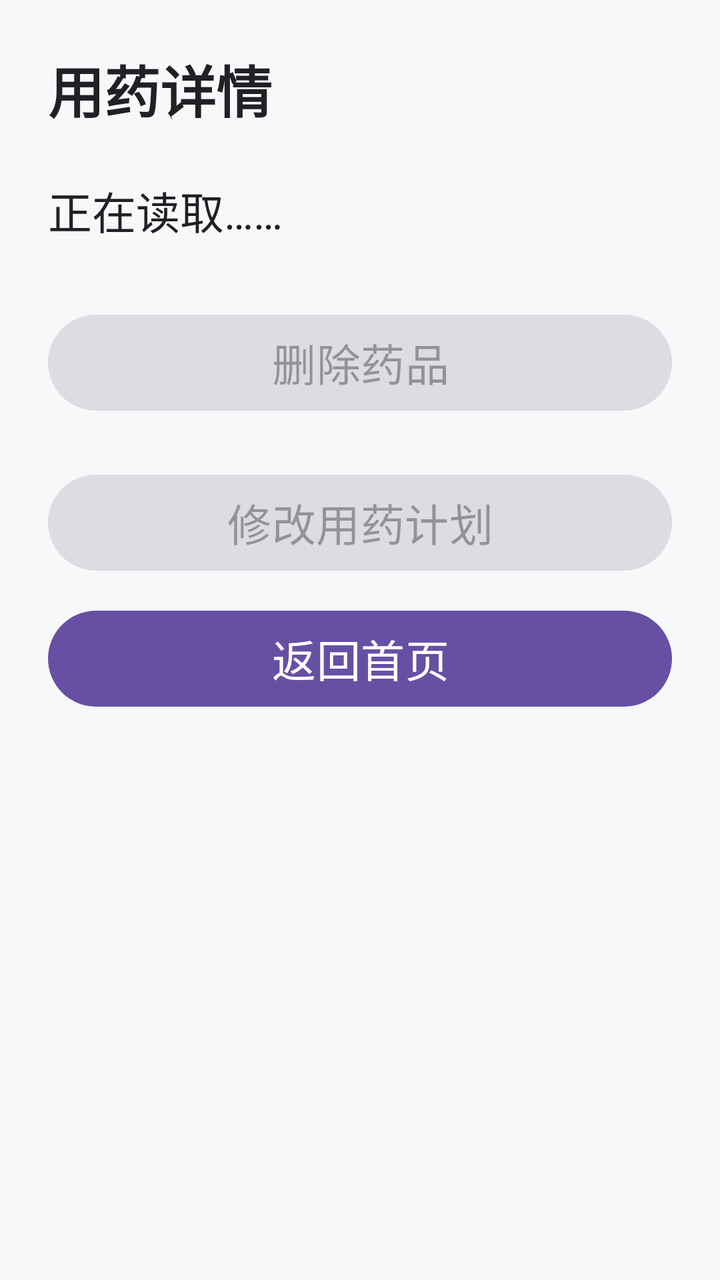
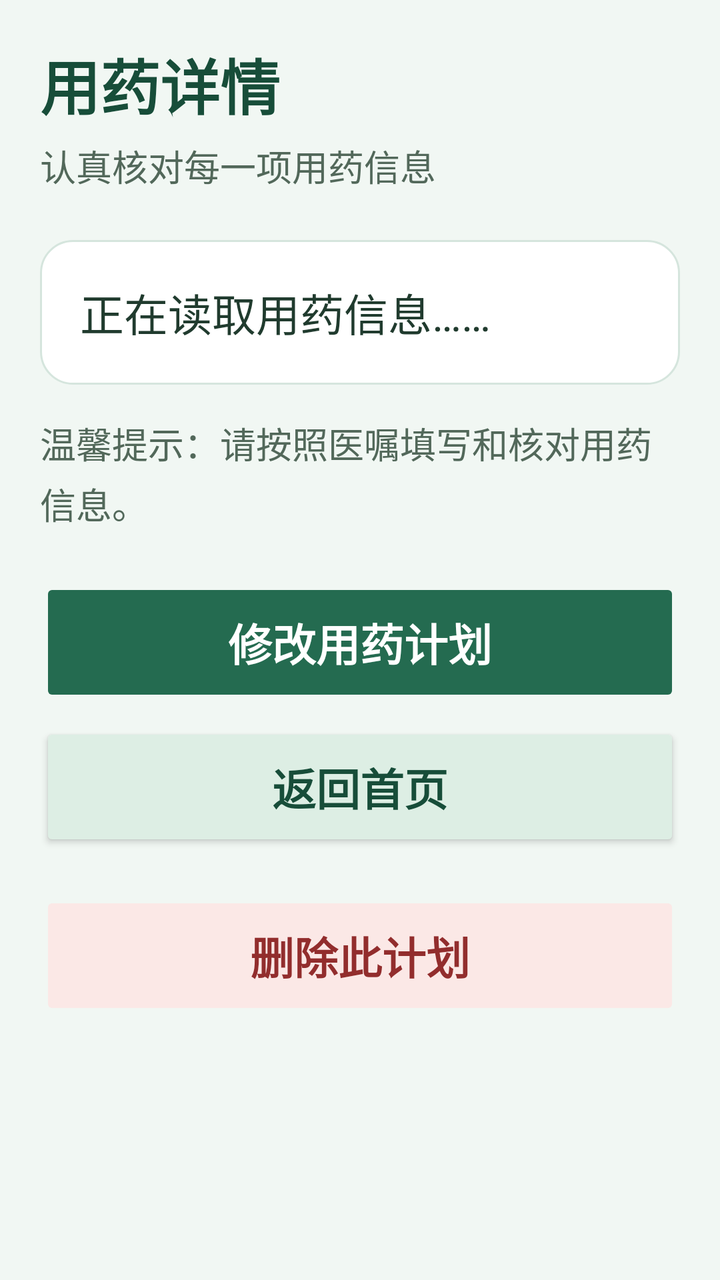

Before-and-after screenshots of an Android layout around one commit, followed by the original layout XML and the change that was made.
<!-- AndroidManifest.xml: application theme Theme.MedicineReminder -->
<!-- res/layout/activity_medicine_detail.xml -->
<?xml version="1.0" encoding="utf-8"?>
<ScrollView xmlns:android="http://schemas.android.com/apk/res/android"
    android:id="@+id/main"
    android:layout_width="match_parent"
    android:layout_height="match_parent"
    android:fillViewport="true"
    android:background="#F7F8FA">

    <LinearLayout
        android:layout_width="match_parent"
        android:layout_height="wrap_content"
        android:orientation="vertical"
        android:padding="24dp">

        <TextView
            android:layout_width="match_parent"
            android:layout_height="wrap_content"
            android:text="用药详情"
            android:textSize="28sp"
            android:textStyle="bold"
            android:textColor="#202124" />

        <TextView
            android:id="@+id/tvMedicineDetail"
            android:layout_width="match_parent"
            android:layout_height="wrap_content"
            android:layout_marginTop="24dp"
            android:text="正在读取……"
            android:textSize="22sp"
            android:lineSpacingExtra="8dp"
            android:textColor="#202124" />

        <Button
            android:id="@+id/btnDeleteMedicine"
            android:layout_width="match_parent"
            android:layout_height="wrap_content"
            android:minHeight="56dp"
            android:layout_marginTop="32dp"
            android:enabled="false"
            android:text="删除药品"
            android:textSize="22sp" />
        <Button
            android:id="@+id/btnEditMedicine"
            android:layout_width="match_parent"
            android:layout_height="wrap_content"
            android:minHeight="56dp"
            android:layout_marginTop="24dp"
            android:enabled="false"
            android:text="修改用药计划"
            android:textSize="22sp" />

        <Button
            android:id="@+id/btnBack"
            android:layout_width="match_parent"
            android:layout_height="wrap_content"
            android:minHeight="56dp"
            android:layout_marginTop="12dp"
            android:text="返回首页"
            android:textSize="22sp" />


    </LinearLayout>
</ScrollView>
<!-- resources referenced by this layout -->
<resources>
  <style name="Theme.MedicineReminder" parent="Base.Theme.MedicineReminder" />
  <style name="Base.Theme.MedicineReminder" parent="Theme.Material3.DayNight.NoActionBar">
          
          
      </style>
</resources>

<!-- the commit's change to res/layout/activity_medicine_detail.xml (unified diff, before → after) -->
@@ -4,60 +4,76 @@
     android:layout_width="match_parent"
     android:layout_height="match_parent"
     android:fillViewport="true"
-    android:background="#F7F8FA">
+    android:background="#F1F7F3">
 
     <LinearLayout
         android:layout_width="match_parent"
         android:layout_height="wrap_content"
         android:orientation="vertical"
-        android:padding="24dp">
+        android:padding="20dp">
 
         <TextView
             android:layout_width="match_parent"
             android:layout_height="wrap_content"
             android:text="用药详情"
-            android:textSize="28sp"
+            android:textSize="30sp"
             android:textStyle="bold"
-            android:textColor="#202124" />
+            android:textColor="#174D39" />
+
+        <TextView
+            android:layout_width="match_parent"
+            android:layout_height="wrap_content"
+            android:layout_marginTop="6dp"
+            android:text="认真核对每一项用药信息"
+            android:textSize="18sp"
+            android:textColor="#52685A" />
 
         <TextView
             android:id="@+id/tvMedicineDetail"
             android:layout_width="match_parent"
             android:layout_height="wrap_content"
             android:layout_marginTop="24dp"
-            android:text="正在读取……"
+            android:padding="20dp"
+            android:background="@drawable/bg_medicine_card"
+            android:text="正在读取用药信息……"
             android:textSize="22sp"
-            android:lineSpacingExtra="8dp"
-            android:textColor="#202124" />
+            android:lineSpacingExtra="6dp"
+            android:textColor="#203B2E" />
+
+        <TextView
+            android:layout_width="match_parent"
+            android:layout_height="wrap_content"
+            android:layout_marginTop="16dp"
+            android:text="温馨提示：请按照医嘱填写和核对用药信息。"
+            android:textSize="18sp"
+            android:lineSpacingExtra="4dp"
+            android:textColor="#52685A" />
+
+        <Button
+            android:id="@+id/btnEditMedicine"
+            style="@style/MedicinePrimaryButton"
+            android:layout_width="match_parent"
+            android:layout_height="wrap_content"
+            android:layout_marginTop="24dp"
+            android:enabled="false"
+            android:text="修改用药计划" />
+
+        <Button
+            android:id="@+id/btnBack"
+            style="@style/MedicineSecondaryButton"
+            android:layout_width="match_parent"
+            android:layout_height="wrap_content"
+            android:layout_marginTop="8dp"
+            android:text="返回首页" />
 
         <Button
             android:id="@+id/btnDeleteMedicine"
+            style="@style/MedicineDeleteButton"
             android:layout_width="match_parent"
             android:layout_height="wrap_content"
-            android:minHeight="56dp"
-            android:layout_marginTop="32dp"
-            android:enabled="false"
-            android:text="删除药品"
-            android:textSize="22sp" />
-        <Button
-            android:id="@+id/btnEditMedicine"
-            android:layout_width="match_parent"
-            android:layout_height="wrap_content"
-            android:minHeight="56dp"
-            android:layout_marginTop="24dp"
-            android:enabled="false"
-            android:text="修改用药计划"
-            android:textSize="22sp" />
-
-        <Button
-            android:id="@+id/btnBack"
-            android:layout_width="match_parent"
-            android:layout_height="wrap_content"
-            android:minHeight="56dp"
-            android:layout_marginTop="12dp"
-            android:text="返回首页"
-            android:textSize="22sp" />
-
+            android:layout_marginTop="20dp"
+            android:text="删除此计划"
+            android:enabled="false" />
 
     </LinearLayout>
 </ScrollView>
<!-- resource entries referenced after the edit -->
@@ -1,5 +1,39 @@
 <!-- resources referenced by this layout -->
 <resources>
+  <!-- drawable bg_medicine_card (drawable) -->
+  <?xml version="1.0" encoding="utf-8"?>
+  <shape xmlns:android="http://schemas.android.com/apk/res/android"
+      android:shape="rectangle">
+  
+      <solid android:color="#FFFFFF" />
+  
+      <corners android:radius="16dp" />
+  
+      <stroke
+          android:width="1dp"
+          android:color="#D5E5DD" />
+  
+  </shape>
+  <style name="MedicineDeleteButton" parent="MedicinePrimaryButton">
+          <item name="android:textColor">#922D2D</item>
+          <item name="backgroundTint">#FBE8E6</item>
+          <item name="android:backgroundTint">#FBE8E6</item>
+      </style>
+  <style name="MedicinePrimaryButton" parent="Widget.AppCompat.Button">
+          <item name="android:textSize">22sp</item>
+          <item name="android:textStyle">bold</item>
+          <item name="android:textColor">#FFFFFF</item>
+          <item name="android:textAllCaps">false</item>
+          <item name="android:minHeight">60dp</item>
+          <item name="android:padding">12dp</item>
+          <item name="backgroundTint">#246B50</item>
+          <item name="android:backgroundTint">#246B50</item>
+      </style>
+  <style name="MedicineSecondaryButton" parent="MedicinePrimaryButton">
+          <item name="android:textColor">#174D39</item>
+          <item name="backgroundTint">#DDEEE4</item>
+          <item name="android:backgroundTint">#DDEEE4</item>
+      </style>
   <style name="Theme.MedicineReminder" parent="Base.Theme.MedicineReminder" />
   <style name="Base.Theme.MedicineReminder" parent="Theme.Material3.DayNight.NoActionBar">
           
